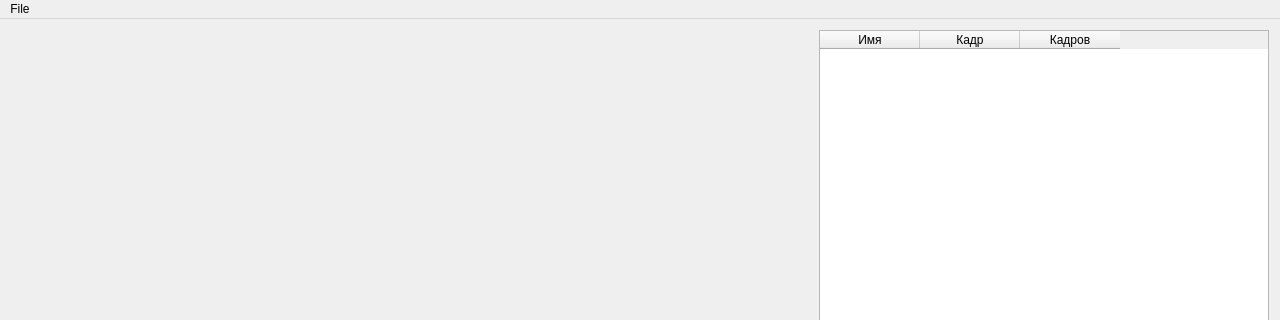
maisvendoo/QOSGViewer, file animviewer/forms/mainwindow.ui: the form before one commit; both pictures show x 0 to 1280 and y 0 to 320 of the 1280 by 720 pixel window.
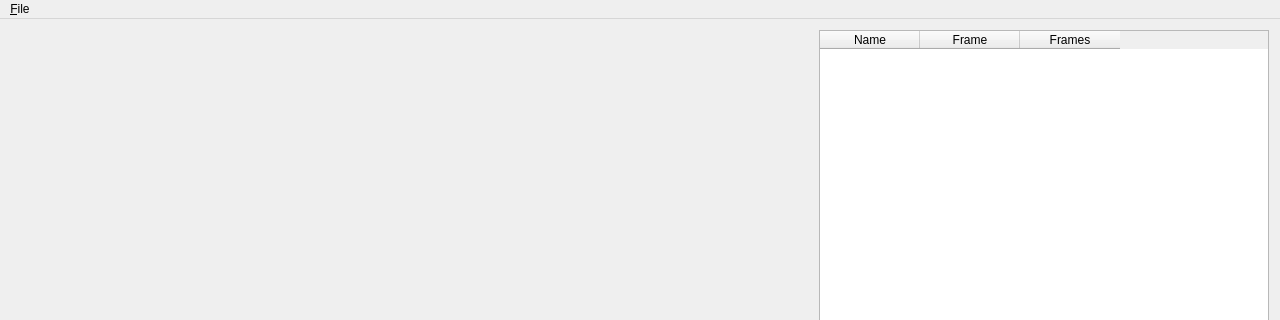
The form after the commit.

What changed in the file:
```diff
--- a/animviewer/forms/mainwindow.ui
+++ b/animviewer/forms/mainwindow.ui
@@ -60,17 +60,17 @@
           </property>
           <column>
            <property name="text">
-            <string>Имя</string>
+            <string>Name</string>
            </property>
           </column>
           <column>
            <property name="text">
-            <string>Кадр</string>
+            <string>Frame</string>
            </property>
           </column>
           <column>
            <property name="text">
-            <string>Кадров</string>
+            <string>Frames</string>
            </property>
           </column>
          </widget>
@@ -143,7 +143,7 @@
    </property>
    <widget class="QMenu" name="menuFile">
     <property name="title">
-     <string>File</string>
+     <string>&amp;File</string>
     </property>
     <addaction name="actionOpen"/>
     <addaction name="actionClean"/>
```
Left out of the diff: 6 changed lines with no effect on the pictures.
